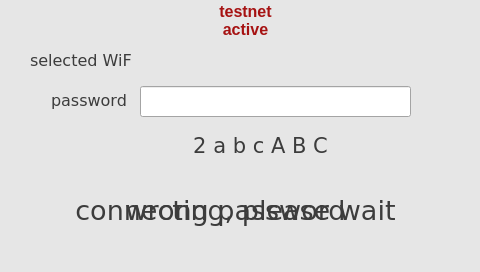
Old version of the form xbterminal/gui/ui.ui in the repository alexykot/xbterminal-firmware.
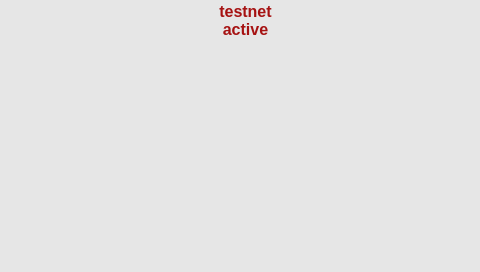
New version of the form. Icons and pictures are not drawn.

Commit message: Added error screen

Diff of the .ui file:
```diff
--- a/xbterminal/gui/ui.ui
+++ b/xbterminal/gui/ui.ui
@@ -162,7 +162,7 @@
     <cursorShape>BlankCursor</cursorShape>
    </property>
    <property name="currentIndex">
-    <number>3</number>
+    <number>12</number>
    </property>
    <widget class="QWidget" name="load_percent_scrn">
     <widget class="QProgressBar" name="progressBar_percent">
@@ -1562,6 +1562,24 @@
      </property>
     </widget>
    </widget>
+   <widget class="QWidget" name="error_scrn">
+    <widget class="QLabel" name="errors_lbl">
+     <property name="geometry">
+      <rect>
+       <x>93</x>
+       <y>50</y>
+       <width>291</width>
+       <height>131</height>
+      </rect>
+     </property>
+     <property name="text">
+      <string/>
+     </property>
+     <property name="alignment">
+      <set>Qt::AlignCenter</set>
+     </property>
+    </widget>
+   </widget>
   </widget>
   <widget class="QLabel" name="logo">
    <property name="geometry">
```
The commit also changes 3 other files.
